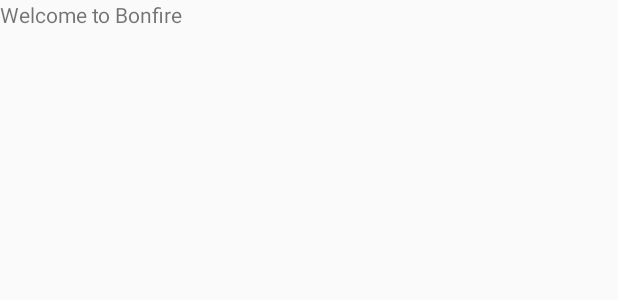
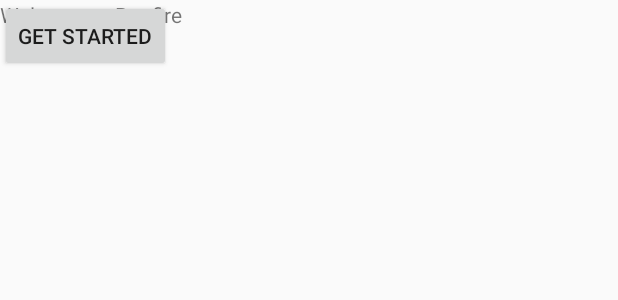
Before and after one commit to itsDagu/bonfire, an Android app: the layout content_main.xml on its own in the app's theme, with its tools: preview values and no code run, on a phone screen of 412 x 824 dp. Shown: the top 300 px of the screen. Run offline under Robolectric (Android 15) with nearby library versions, the phone set to English and light mode, and no system bars.

```diff
--- a/app/src/debug/res/values/google_maps_api.xml
+++ b/app/src/debug/res/values/google_maps_api.xml
@@ -20,5 +20,5 @@
     Once you have your key (it starts with "AIza"), replace the "google_maps_key"
     string in this file.
     -->
-    <string name="google_maps_key" templateMergeStrategy="preserve" translatable="false">YOUR_KEY_HERE</string>
+    <string name="AIzaSyD1Alxjq9FHUu5CnkvlOrxsjwQZBHVCYcg" templateMergeStrategy="preserve" translatable="false">AIzaSyD1Alxjq9FHUu5CnkvlOrxsjwQZBHVCYcg</string>
 </resources>
--- a/app/src/main/AndroidManifest.xml
+++ b/app/src/main/AndroidManifest.xml
@@ -27,7 +27,7 @@
         -->
         <meta-data
             android:name="com.google.android.geo.API_KEY"
-            android:value="@string/google_maps_key" />
+            android:value="@string/AIzaSyD1Alxjq9FHUu5CnkvlOrxsjwQZBHVCYcg" />
 
         <activity
             android:name=".EnterLocation"
--- a/app/src/main/res/layout/content_main.xml
+++ b/app/src/main/res/layout/content_main.xml
@@ -15,4 +15,13 @@
         tools:layout_editor_absoluteX="6dp"
         tools:layout_editor_absoluteY="605dp" />
 
+    <Button
+        android:id="@+id/button"
+        android:layout_width="wrap_content"
+        android:layout_height="wrap_content"
+        android:onClick="sendMessage"
+        android:text="Get Started"
+        tools:layout_editor_absoluteX="148dp"
+        tools:layout_editor_absoluteY="453dp" />
+
 </android.support.constraint.ConstraintLayout>
```
Also changed, not shown: app/src/main/java/com/example/bonfire/MainActivity.java (+19 -4 lines).
